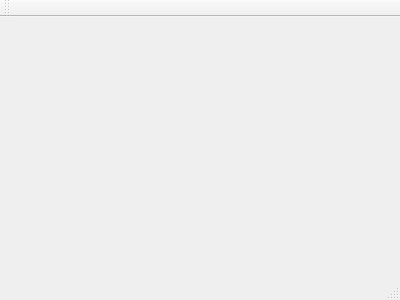
miabrielle/GroceryPOS, file mainwindow.ui: the form before one commit.
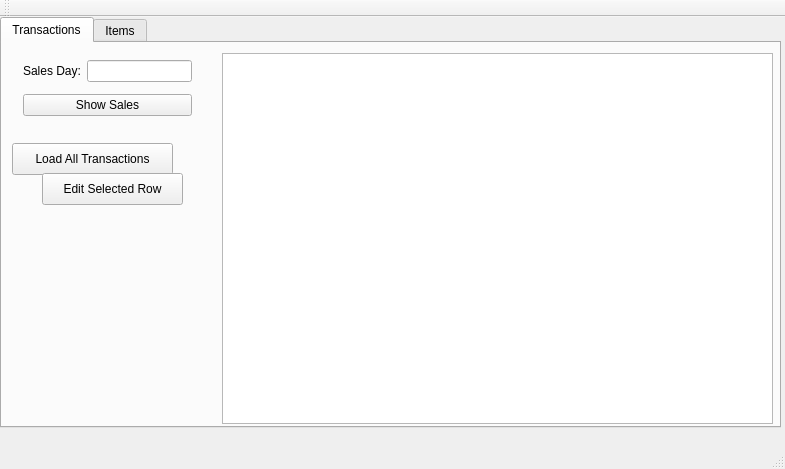
The form after the commit.

The edit to the form file:
```diff
--- a/mainwindow.ui
+++ b/mainwindow.ui
@@ -1,24 +1,196 @@
 <ui version="4.0">
  <class>MainWindow</class>
- <widget class="QMainWindow" name="MainWindow" >
-  <property name="geometry" >
+ <widget class="QMainWindow" name="MainWindow">
+  <property name="geometry">
    <rect>
     <x>0</x>
     <y>0</y>
-    <width>400</width>
-    <height>300</height>
+    <width>785</width>
+    <height>469</height>
    </rect>
   </property>
   <property name="windowTitle" >
    <string>MainWindow</string>
   </property>
-  <widget class="QMenuBar" name="menuBar" />
-  <widget class="QToolBar" name="mainToolBar" />
-  <widget class="QWidget" name="centralWidget" />
-  <widget class="QStatusBar" name="statusBar" />
+  <widget class="QWidget" name="centralWidget">
+   <widget class="QTabWidget" name="tabWidget">
+    <property name="geometry">
+     <rect>
+      <x>0</x>
+      <y>0</y>
+      <width>781</width>
+      <height>411</height>
+     </rect>
+    </property>
+    <property name="currentIndex">
+     <number>0</number>
+    </property>
+    <widget class="QWidget" name="tab">
+     <attribute name="title">
+      <string>Transactions</string>
+     </attribute>
+     <widget class="QWidget" name="layoutWidget">
+      <property name="geometry">
+       <rect>
+        <x>10</x>
+        <y>0</y>
+        <width>191</width>
+        <height>91</height>
+       </rect>
+      </property>
+      <layout class="QVBoxLayout" name="verticalLayout">
+       <item>
+        <layout class="QHBoxLayout" name="horizontalLayout">
+         <item>
+          <widget class="QLabel" name="salesDateLabel">
+           <property name="text">
+            <string>Sales Day:</string>
+           </property>
+          </widget>
+         </item>
+         <item>
+          <widget class="QLineEdit" name="salesDayInput"/>
+         </item>
+        </layout>
+       </item>
+       <item>
+        <widget class="QPushButton" name="showSalesButton">
+         <property name="text">
+          <string>Show Sales</string>
+         </property>
+        </widget>
+       </item>
+      </layout>
+     </widget>
+     <widget class="QPushButton" name="loadAllTransactionsButton">
+      <property name="geometry">
+       <rect>
+        <x>10</x>
+        <y>100</y>
+        <width>161</width>
+        <height>32</height>
+       </rect>
+      </property>
+      <property name="text">
+       <string>Load All Transactions</string>
+      </property>
+     </widget>
+     <widget class="QTableWidget" name="transactionsTable">
+      <property name="geometry">
+       <rect>
+        <x>220</x>
+        <y>10</y>
+        <width>551</width>
+        <height>371</height>
+       </rect>
+      </property>
+     </widget>
+     <widget class="QPushButton" name="editTransactionRowButton">
+      <property name="geometry">
+       <rect>
+        <x>40</x>
+        <y>130</y>
+        <width>141</width>
+        <height>32</height>
+       </rect>
+      </property>
+      <property name="text">
+       <string>Edit Selected Row</string>
+      </property>
+     </widget>
+    </widget>
+    <widget class="QWidget" name="tab_2">
+     <attribute name="title">
+      <string>Items</string>
+     </attribute>
+     <widget class="QTableView" name="itemsView">
+      <property name="geometry">
+       <rect>
+        <x>305</x>
+        <y>11</y>
+        <width>461</width>
+        <height>351</height>
+       </rect>
+      </property>
+     </widget>
+     <widget class="QWidget" name="layoutWidget">
+      <property name="geometry">
+       <rect>
+        <x>20</x>
+        <y>10</y>
+        <width>251</width>
+        <height>146</height>
+       </rect>
+      </property>
+      <layout class="QVBoxLayout" name="verticalLayout_3">
+       <item>
+        <layout class="QVBoxLayout" name="verticalLayout_2">
+         <item>
+          <widget class="QLabel" name="itemNameLabel">
+           <property name="text">
+            <string>Item Name:</string>
+           </property>
+          </widget>
+         </item>
+         <item>
+          <widget class="QLineEdit" name="itemNameField"/>
+         </item>
+         <item>
+          <widget class="QLabel" name="itemPriceLabel">
+           <property name="text">
+            <string>Item Price:</string>
+           </property>
+          </widget>
+         </item>
+         <item>
+          <widget class="QLineEdit" name="itemPriceField"/>
+         </item>
+        </layout>
+       </item>
+       <item>
+        <layout class="QHBoxLayout" name="horizontalLayout_2">
+         <item>
+          <widget class="QPushButton" name="deleteItemButton">
+           <property name="text">
+            <string>Delete Item</string>
+           </property>
+          </widget>
+         </item>
+         <item>
+          <widget class="QPushButton" name="addItemButton">
+           <property name="text">
+            <string>Add Item</string>
+           </property>
+          </widget>
+         </item>
+        </layout>
+       </item>
+      </layout>
+     </widget>
+    </widget>
+   </widget>
+  </widget>
+  <widget class="QMenuBar" name="menuBar">
+   <property name="geometry">
+    <rect>
+     <x>0</x>
+     <y>0</y>
+     <width>785</width>
+     <height>22</height>
+    </rect>
+   </property>
+  </widget>
+  <widget class="QToolBar" name="mainToolBar">
+   <attribute name="toolBarArea">
+    <enum>TopToolBarArea</enum>
+   </attribute>
+   <attribute name="toolBarBreak">
+    <bool>false</bool>
+   </attribute>
+  </widget>
+  <widget class="QStatusBar" name="statusBar"/>
  </widget>
- <layoutDefault spacing="6" margin="11" />
- <pixmapfunction></pixmapfunction>
+ <layoutdefault spacing="6" margin="11"/>
  <resources/>
  <connections/>
 </ui>
```
Left out of the diff: 5 changed lines with no effect on the pictures.
